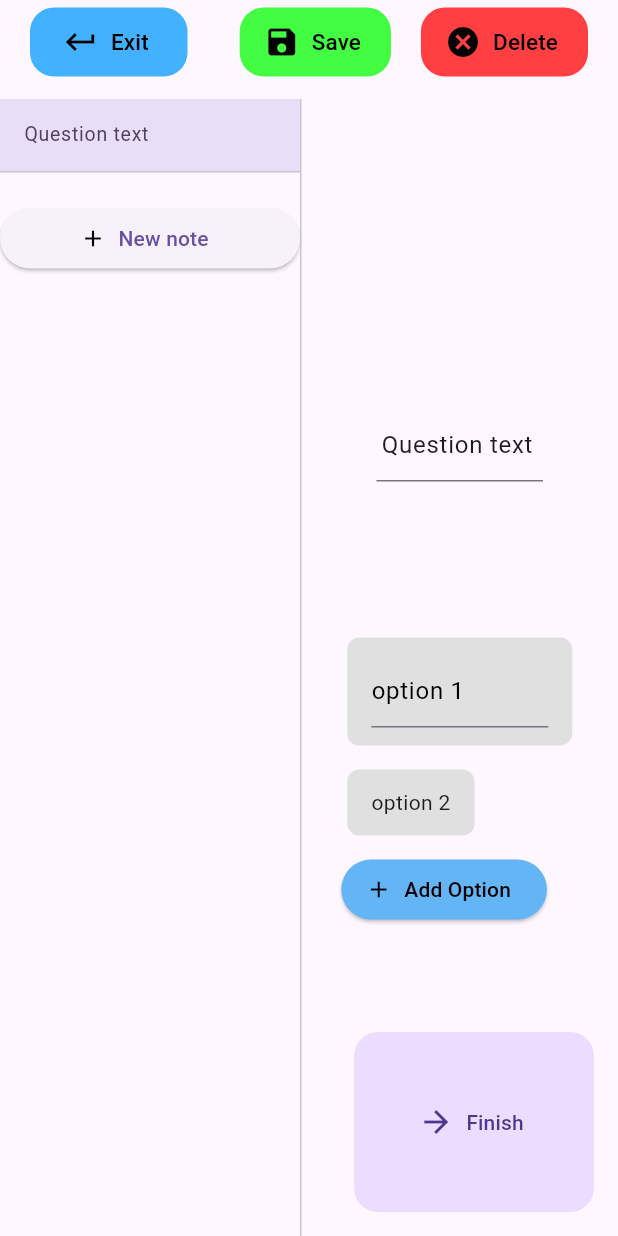
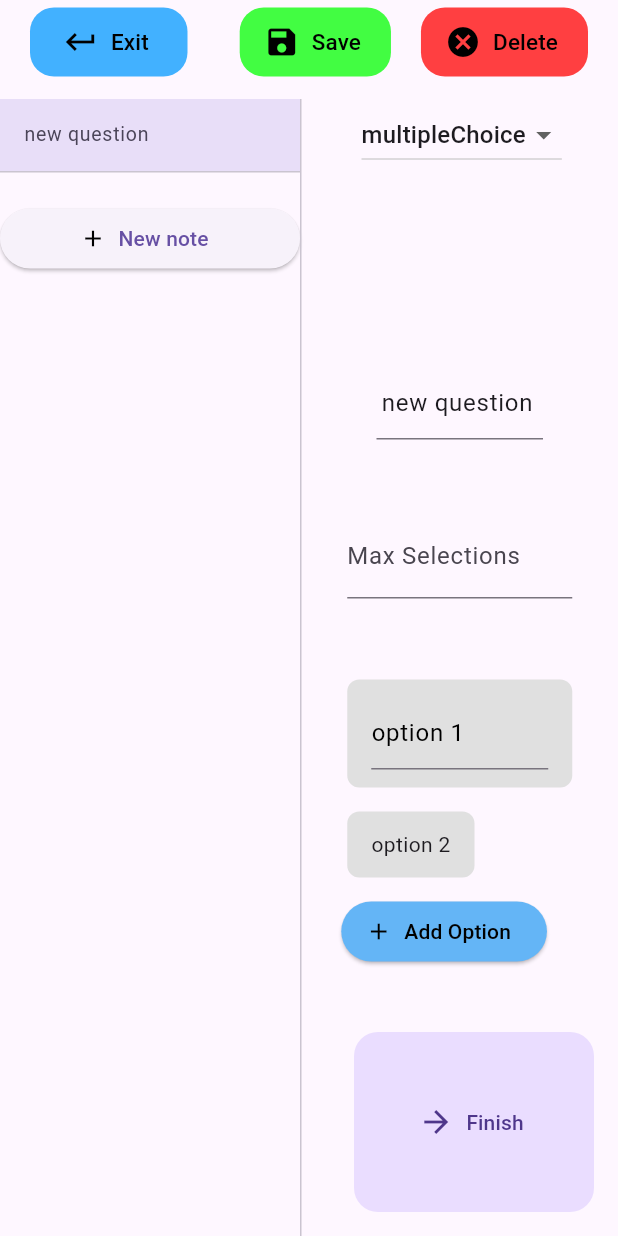
Before and after one commit to apasim-io/hands-free-notes, a Flutter app: the TemplateCreate screen opened directly with empty values, after a tap on "New note", on a phone screen of 412 x 824 dp. Run offline on Flutter 3.47's test engine with Material 3 defaults, Android fonts, the phone set to English and light mode, and no system bars.

Commit message:
note type dropdown

```diff
--- a/OneTouch/one_touch/lib/Pages/template_create.dart
+++ b/OneTouch/one_touch/lib/Pages/template_create.dart
@@ -21,6 +21,7 @@
   int? selected; //this is to chagne the widget showing on the right
   final textController = TextEditingController();
   Template? _template;
+  NoteType _selectedNoteType = NoteType.multipleChoice;
 
   @override
   // clean up controller when widget is disposed
@@ -34,6 +35,22 @@
     super.initState();
     textController.text = widget.template.name;
     _template = widget.template;
+    _selectedNoteType = NoteType.multipleChoice;
+  }
+
+  Note createDefaultNote(NoteType type) {
+    switch (type) {
+      case NoteType.nullType:
+        return Note(noteType: type, question: "new question");
+      case NoteType.numberScale:
+        return NumberScaleNote(noteType: type, question: "new question", minValue: 1, maxValue: 10, step: 1, minLabel: "min", maxLabel: "max");
+      case NoteType.text:
+        return Note(noteType: type, question: "new question");
+      case NoteType.multipleChoice:
+        return MultipleChoiceNote(noteType: type, question: "new question", options: ["option 1", "option 2"], maxSelections: 2);
+      case NoteType.singleChoice:
+        return SingleChoiceNote(noteType: type, question: "new question", options: ["option 1", "option 2"]);
+    }
   }
 
   @override
@@ -150,12 +167,10 @@
                         ),
                         label: const Text("New note"),
                         onPressed: () {
-                          // create defualt note
-                          Note defaultNote = MultipleChoiceNote(noteType: NoteType.multipleChoice, question: "Question text", options: ["option 1", "option 2"], maxSelections: 1);
                           // set state with new note
                           setState(() {
                             // Template newTemplate = _template!;
-                            _template!.notes.add(defaultNote);
+                            _template!.notes.add(createDefaultNote(_selectedNoteType));
                             selected = _template!.notes.length - 1;
                             // _template = new
                           });
@@ -171,7 +186,10 @@
                     selected: isSelected, //next 3 lines for coloring
                     selectedTileColor: Theme.of(context).colorScheme.secondaryContainer,
                     selectedColor: Theme.of(context).colorScheme.onSecondaryContainer,
-                    onTap: () => setState(() => selected = index),
+                    onTap: () => setState(() {
+                      selected = index;
+                      _selectedNoteType = _template!.notes[selected!].noteType;
+                    }),
                   );
                 },
                 separatorBuilder: (_, __) => const Divider(height: 1),
@@ -181,8 +199,31 @@
             const VerticalDivider(width: 1),
             //Right column expands to fill space
             Expanded(
+              child: Container(
                 child: Stack(
                   children: [
+                    Padding(
+                      padding: const EdgeInsets.only(left: 40.0),
+                      child: DropdownButton<NoteType>(
+                        hint: Text("Note Type"),
+                        value: _selectedNoteType,
+                        items: NoteType.values.map((NoteType value) {
+                          return DropdownMenuItem<NoteType>(
+                            value: value,
+                            child: Text(value.name),
+                          );
+                        }).toList(),
+                        onChanged: (newNoteType) {
+                          setState(() {
+                            _selectedNoteType = newNoteType!;
+                            if (selected != null) {
+                              _template!.notes[selected!] = createDefaultNote(newNoteType);
+                            }
+                          });
+                        },
+                      ),
+                    ),
+
                     //stack for layering the buttons
                     Positioned.fill(
                       child: ((selected == null) || (_template!.notes.isEmpty) )
@@ -194,12 +235,10 @@
                                 color: Colors.black
                               ),
                               onPressed: () {
-                              // create defualt note
-                              Note defaultNote = MultipleChoiceNote(noteType: NoteType.multipleChoice, question: "Question text", options: ["option 1", "option 2"], maxSelections: 1);
                                 // set state with new note
                                 setState(() {
                                   // Template newTemplate = _template!;
-                                _template!.notes.add(defaultNote);
+                                  _template!.notes.add(createDefaultNote(_selectedNoteType));
                                   selected = _template!.notes.length - 1;
                                   // _template = new
                                 });
@@ -255,6 +294,7 @@
                     ),
                   ],
                 ),
+              ),
             )
           ],
         ),
```
Also changed, not shown: OneTouch/one_touch/lib/Objects/note.dart (+121 -1 lines). Lines whose indentation alone changed are shown as unchanged.
